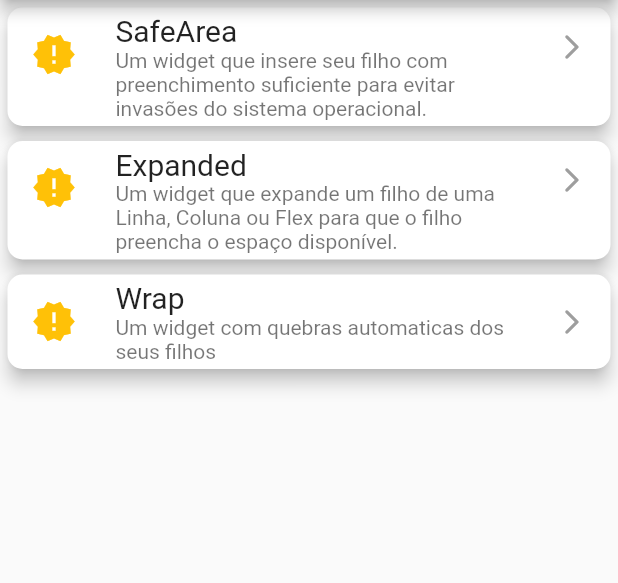
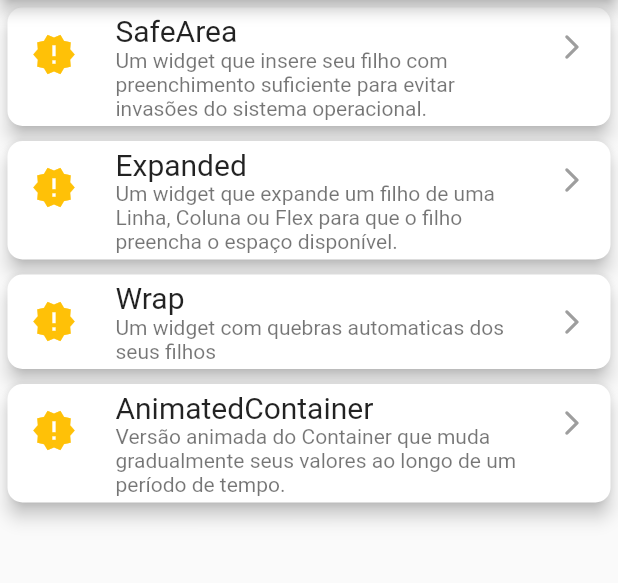
Before and after one commit to elite37oficial/GuiaDeWidget, a Flutter app: the screen it shows after launch, on a phone screen of 412 x 824 dp, the part 84-667 px from its top. Run offline on Flutter 3.47's test engine with Material 2 defaults, Android fonts, the phone set to English and light mode, and no system bars.

Commit message:
#4 AnimatedContainer

```diff
--- a/lib/data/cardhome_data.dart
+++ b/lib/data/cardhome_data.dart
@@ -20,4 +20,11 @@ final List<CardHome> listWidget = [
     route: '/wrap',
     icon: Icons.new_releases,
   ),
+  CardHome(
+    title: 'AnimatedContainer',
+    description:
+        'Versão animada do Container que muda gradualmente seus valores ao longo de um período de tempo.',
+    route: '/AnimatedContainer',
+    icon: Icons.new_releases,
+  ),
 ];
--- a/lib/main.dart
+++ b/lib/main.dart
@@ -1,4 +1,5 @@
 import 'package:flutter/material.dart';
+import 'package:guiadewidget/views/AnimatedContainer_page.dart';
 import 'package:guiadewidget/views/expanded_page.dart';
 import 'package:guiadewidget/views/home_page.dart';
 import 'package:guiadewidget/views/safearea_page.dart';
@@ -23,6 +24,7 @@
           '/safaarea': (context) => const SafeareaPage(),
           '/expanded': (context) => const ExpandedPage(),
           '/wrap': (context) => const WrapPage(),
+          '/AnimatedContainer': (context) => const AnimatedContainerPage(),
         });
   }
 }
```
Also changed, not shown: lib/views/AnimatedContainer_page.dart (added, +37 -0 lines).
